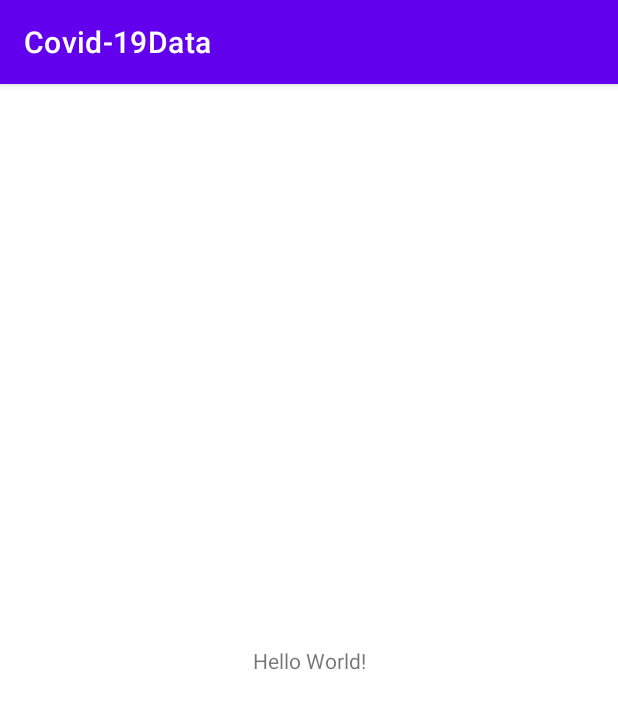
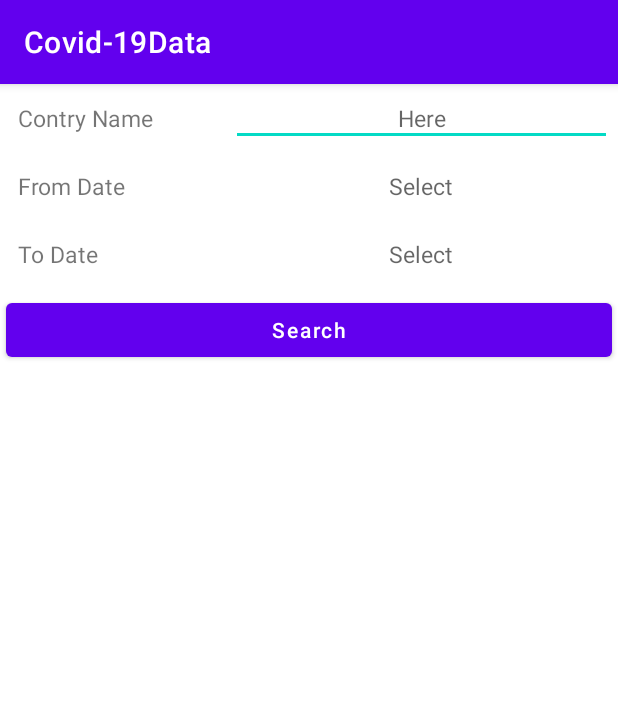
Before and after one commit to mustafa-elhag/Covid-19Data, an Android app: the screen it shows after launch (MainActivity), on a phone screen of 412 x 824 dp. Shown: the top 709 px of the screen. Run offline under Robolectric (Android 15) with nearby library versions, the phone set to English and light mode, and no system bars.

```diff
--- /dev/null
+++ b/app/src/main/res/drawable/ic_close.xml
@@ -0,0 +1,10 @@
+<vector xmlns:android="http://schemas.android.com/apk/res/android"
+    android:width="24dp"
+    android:height="24dp"
+    android:viewportWidth="24"
+    android:viewportHeight="24"
+    android:tint="?attr/colorControlNormal">
+  <path
+      android:fillColor="@android:color/white"
+      android:pathData="M19,6.41L17.59,5 12,10.59 6.41,5 5,6.41 10.59,12 5,17.59 6.41,19 12,13.41 17.59,19 19,17.59 13.41,12z"/>
+</vector>
--- /dev/null
+++ b/app/src/main/res/drawable/ic_delete.xml
@@ -0,0 +1,10 @@
+<vector xmlns:android="http://schemas.android.com/apk/res/android"
+    android:width="24dp"
+    android:height="24dp"
+    android:viewportWidth="24"
+    android:viewportHeight="24"
+    android:tint="?attr/colorControlNormal">
+  <path
+      android:fillColor="@android:color/white"
+      android:pathData="M6,19c0,1.1 0.9,2 2,2h8c1.1,0 2,-0.9 2,-2L18,7L6,7v12zM8,9h8v10L8,19L8,9zM15.5,4l-1,-1h-5l-1,1L5,4v2h14L19,4z"/>
+</vector>
--- /dev/null
+++ b/app/src/main/res/drawable/ic_home.xml
@@ -0,0 +1,10 @@
+<vector xmlns:android="http://schemas.android.com/apk/res/android"
+    android:width="24dp"
+    android:height="24dp"
+    android:viewportWidth="24"
+    android:viewportHeight="24"
+    android:tint="?attr/colorControlNormal">
+  <path
+      android:fillColor="@android:color/white"
+      android:pathData="M10,20v-6h4v6h5v-8h3L12,3 2,12h3v8z"/>
+</vector>
--- /dev/null
+++ b/app/src/main/res/drawable/ic_save.xml
@@ -0,0 +1,10 @@
+<vector xmlns:android="http://schemas.android.com/apk/res/android"
+    android:width="24dp"
+    android:height="24dp"
+    android:viewportWidth="24"
+    android:viewportHeight="24"
+    android:tint="?attr/colorControlNormal">
+  <path
+      android:fillColor="@android:color/white"
+      android:pathData="M19,12v7L5,19v-7L3,12v7c0,1.1 0.9,2 2,2h14c1.1,0 2,-0.9 2,-2v-7h-2zM13,12.67l2.59,-2.58L17,11.5l-5,5 -5,-5 1.41,-1.41L11,12.67L11,3h2z"/>
+</vector>
--- a/app/src/main/res/layout/activity_main.xml
+++ b/app/src/main/res/layout/activity_main.xml
@@ -1,18 +1,122 @@
 <?xml version="1.0" encoding="utf-8"?>
-<androidx.constraintlayout.widget.ConstraintLayout xmlns:android="http://schemas.android.com/apk/res/android"
+<androidx.drawerlayout.widget.DrawerLayout xmlns:android="http://schemas.android.com/apk/res/android"
     xmlns:app="http://schemas.android.com/apk/res-auto"
     xmlns:tools="http://schemas.android.com/tools"
+    android:id="@+id/my_drawer_layout"
     android:layout_width="match_parent"
     android:layout_height="match_parent"
     tools:context=".MainActivity">
 
-    <TextView
+    <LinearLayout
+        android:orientation="vertical"
+        android:layout_width="match_parent"
+        android:layout_height="match_parent">
+
+
+        <LinearLayout
+            android:layout_width="match_parent"
+            android:layout_height="wrap_content"
+            android:layout_margin="4dp"
+            android:orientation="horizontal">
+
+            <TextView
+                android:layout_width="150dp"
+                android:layout_height="wrap_content"
+                android:gravity="center|left"
+                android:padding="8dp"
+                android:text="Contry Name"
+                android:textSize="15sp" />
+
+            <EditText
+                android:id="@+id/et_name"
+                android:layout_width="match_parent"
+                android:layout_height="wrap_content"
+                android:gravity="center"
+                android:hint="Here"
+                android:padding="8dp"
+                android:textSize="15sp" />
+
+        </LinearLayout>
+
+
+        <LinearLayout
+            android:layout_width="match_parent"
+            android:layout_height="wrap_content"
+            android:layout_margin="4dp"
+            android:orientation="horizontal">
+
+            <TextView
+                android:layout_width="150dp"
+                android:layout_height="match_parent"
+                android:gravity="center|left"
+                android:padding="8dp"
+                android:text="From Date"
+                android:textSize="15sp" />
+
+            <TextView
+                android:id="@+id/tv_from"
+                android:layout_width="match_parent"
+                android:layout_height="match_parent"
+                android:gravity="center"
+                android:hint="Select"
+                android:padding="8dp"
+                android:textSize="15sp" />
+
+        </LinearLayout>
+
+        <LinearLayout
+            android:layout_width="match_parent"
+            android:layout_height="wrap_content"
+            android:layout_margin="4dp"
+            android:orientation="horizontal">
+
+            <TextView
+                android:layout_width="150dp"
+                android:layout_height="match_parent"
+                android:gravity="center|left"
+                android:padding="8dp"
+                android:text="To Date"
+                android:textSize="15sp" />
+
+            <TextView
+                android:id="@+id/tv_to"
+                android:layout_width="match_parent"
+                android:layout_height="wrap_content"
+                android:gravity="center"
+                android:hint="Select"
+                android:padding="8dp"
+                android:textSize="15sp" />
+
+        </LinearLayout>
+
+
+        <Button
+            android:id="@+id/btn_search"
+            android:layout_width="match_parent"
+            android:layout_height="wrap_content"
+            android:layout_margin="4dp"
+            android:text="Search"
+            android:textAllCaps="false" />
+
+        <ProgressBar
+            android:visibility="gone"
+            android:id="@+id/progress_bar"
+            style="?android:attr/progressBarStyle"
+            android:layout_width="match_parent"
+            android:layout_height="wrap_content" />
+
+        <FrameLayout
+            android:id="@+id/frame_layout"
+            android:layout_width="match_parent"
+            android:layout_height="match_parent" />
+
+    </LinearLayout>
+
+    <com.google.android.material.navigation.NavigationView
+        android:id="@+id/navigation_view"
         android:layout_width="wrap_content"
-        android:layout_height="wrap_content"
-        android:text="Hello World!"
-        app:layout_constraintBottom_toBottomOf="parent"
-        app:layout_constraintLeft_toLeftOf="parent"
-        app:layout_constraintRight_toRightOf="parent"
-        app:layout_constraintTop_toTopOf="parent" />
+        android:layout_height="match_parent"
+        android:layout_gravity="start"
+        app:menu="@menu/menu_main" />
 
-</androidx.constraintlayout.widget.ConstraintLayout>
+</androidx.drawerlayout.widget.DrawerLayout>
--- /dev/null
+++ b/app/src/main/res/menu/menu_main.xml
@@ -0,0 +1,19 @@
+<?xml version="1.0" encoding="utf-8"?>
+<menu xmlns:android="http://schemas.android.com/apk/res/android"
+    xmlns:tools="http://schemas.android.com/tools"
+    xmlns:app="http://schemas.android.com/apk/res-auto"
+    tools:ignore="HardcodedText">
+
+    <item
+        app:showAsAction="ifRoom"
+        android:icon="@drawable/ic_home"
+        android:id="@+id/nav_home"
+        android:title="Home" />
+
+    <item
+        app:showAsAction="ifRoom"
+        android:icon="@drawable/ic_save"
+        android:id="@+id/nav_save"
+        android:title="Save" />
+
+</menu>
--- a/app/src/main/res/mipmap-anydpi-v26/ic_launcher.xml
+++ b/app/src/main/res/mipmap-anydpi-v26/ic_launcher.xml
@@ -1,5 +1,5 @@
 <?xml version="1.0" encoding="utf-8"?>
 <adaptive-icon xmlns:android="http://schemas.android.com/apk/res/android">
-    <background android:drawable="@drawable/ic_launcher_background" />
-    <foreground android:drawable="@drawable/ic_launcher_foreground" />
+    <background android:drawable="@drawable/ic_background" />
+    <foreground android:drawable="@drawable/ic_foreground" />
 </adaptive-icon>
--- a/app/src/main/res/mipmap-anydpi-v26/ic_launcher_round.xml
+++ b/app/src/main/res/mipmap-anydpi-v26/ic_launcher_round.xml
@@ -1,5 +1,5 @@
 <?xml version="1.0" encoding="utf-8"?>
 <adaptive-icon xmlns:android="http://schemas.android.com/apk/res/android">
-    <background android:drawable="@drawable/ic_launcher_background" />
-    <foreground android:drawable="@drawable/ic_launcher_foreground" />
+    <background android:drawable="@drawable/ic_background" />
+    <foreground android:drawable="@drawable/ic_foreground" />
 </adaptive-icon>
```
Also changed, not shown: app/src/main/res/drawable-v24/ic_foreground.xml (renamed from app/src/main/res/drawable-v24/ic_launcher_foreground.xml), app/src/main/res/drawable/ic_background.xml (renamed from app/src/main/res/drawable/ic_launcher_background.xml).
